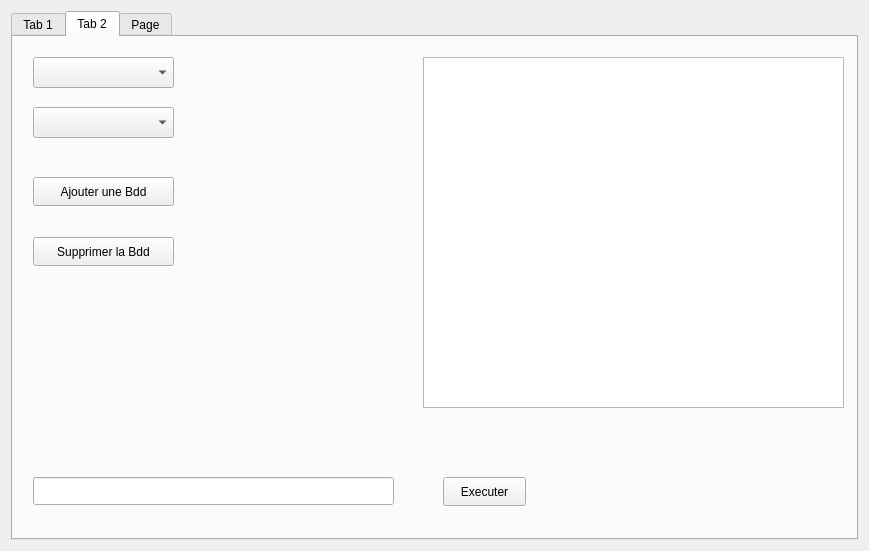
Qt form userdataview.ui (Hatraxe/QT_Project) before a commit.
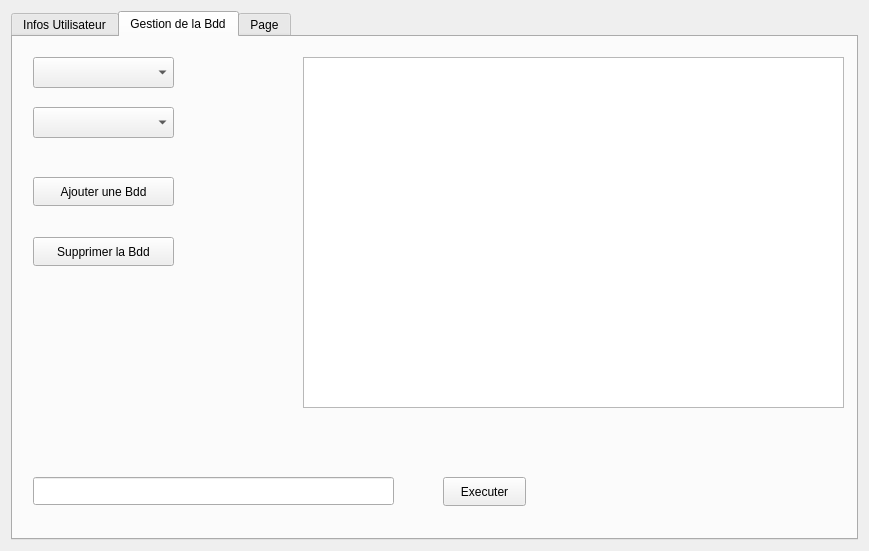
The same form after that commit.

Patch:
```diff
--- a/userdataview.ui
+++ b/userdataview.ui
@@ -24,7 +24,7 @@
      </property>
      <widget class="QWidget" name="Info">
       <attribute name="title">
-       <string>Tab 1</string>
+       <string>Infos Utilisateur</string>
       </attribute>
       <widget class="QPushButton" name="changeProfileButton">
        <property name="geometry">
@@ -166,7 +166,7 @@
      </widget>
      <widget class="QWidget" name="DBviewer">
       <attribute name="title">
-       <string>Tab 2</string>
+       <string>Gestion de la Bdd</string>
       </attribute>
       <widget class="QComboBox" name="dispoBddComboBox">
        <property name="geometry">
@@ -191,9 +191,9 @@
       <widget class="QTableView" name="vueContenuBddTableView">
        <property name="geometry">
         <rect>
-         <x>410</x>
+         <x>290</x>
          <y>20</y>
-         <width>421</width>
+         <width>541</width>
          <height>351</height>
         </rect>
        </property>
```
